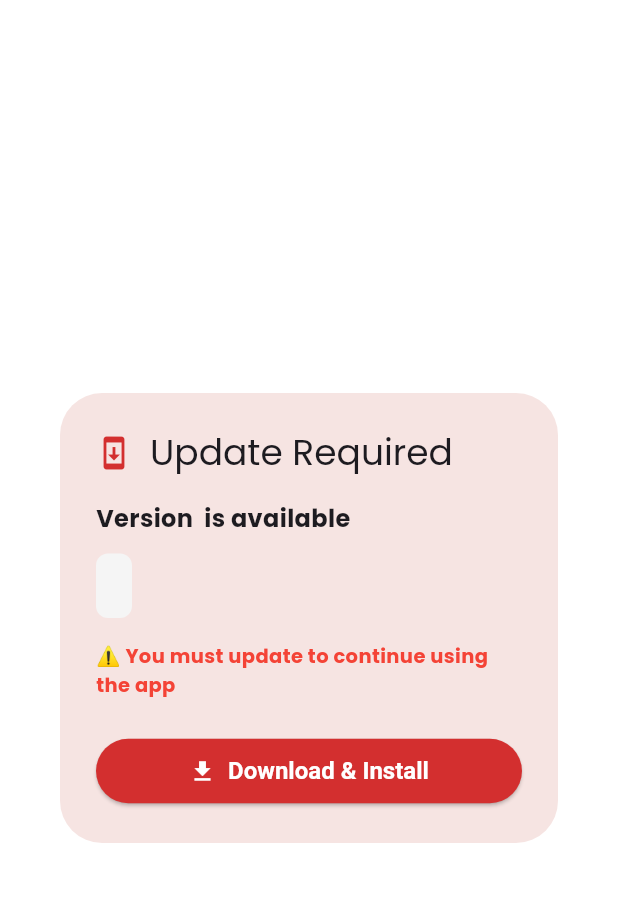
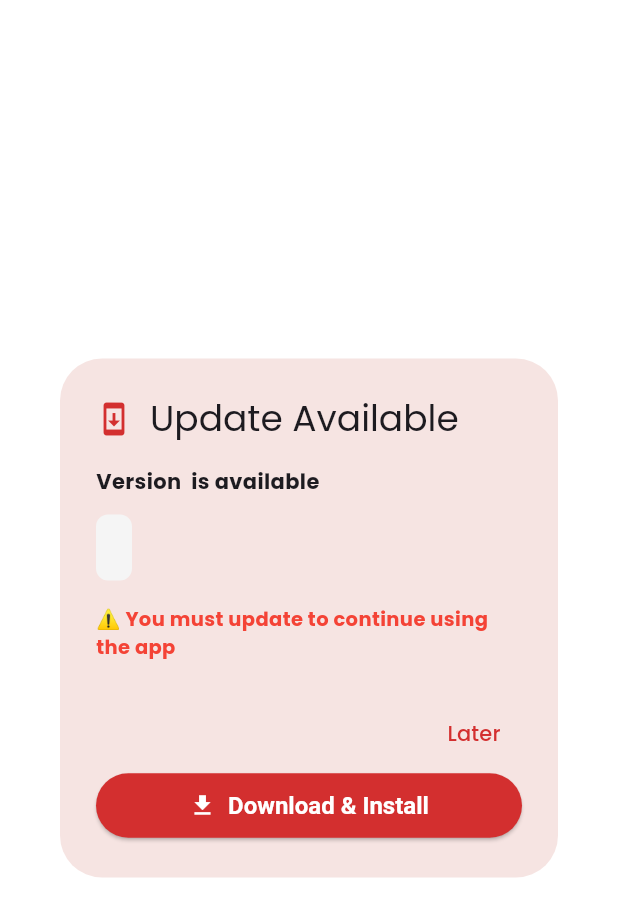
Before and after one commit to Rehancodecraft/EC-Saver, a Flutter app: the UpdateDialog widget shown alone on an empty page, opened directly with empty values, on a phone screen of 412 x 824 dp. Shown: the top 917 px of the screen. Run offline on Flutter 3.47's test engine with Material 3 defaults, Android fonts, the phone set to English and light mode, and no system bars; our stand-ins replace google_fonts, open_file, package_info_plus, pdf, permission_handler, printing and 3 more; missing offline and left inert: dart:html; accounts and stored records are empty; network calls fail.

Commit message:
solving updation problem

```diff
--- a/lib/widgets/update_dialog.dart
+++ b/lib/widgets/update_dialog.dart
@@ -3,20 +3,24 @@ import 'package:flutter/services.dart';
 import 'package:open_file/open_file.dart';
 import 'package:shared_preferences/shared_preferences.dart';
 import 'dart:io';
+import 'package:flutter/services.dart';
 
 import '../services/update_service.dart';
 import '../utils/constants.dart';
 
 class UpdateDialog extends StatefulWidget {
   final String latestVersion;
+  final int latestBuild;
   final String downloadUrl;
   final String releaseNotes;
-
+  final bool forceUpdate;
   const UpdateDialog({
     Key? key,
     required this.latestVersion,
+    required this.latestBuild,
     required this.downloadUrl,
     required this.releaseNotes,
+    this.forceUpdate = false,
   }) : super(key: key);
 
   @override
@@ -36,30 +40,37 @@ class _UpdateDialogState extends State<UpdateDialog> {
     });
 
     try {
-      await UpdateService.downloadAndInstallUpdate(widget.downloadUrl, (p) {
+      await UpdateService.downloadAndInstallUpdate(
+        widget.downloadUrl,
+        (progress) {
           if (mounted) {
             setState(() {
-            _progress = p.clamp(0.0, 1.0);
-            _status = p >= 1.0 ? 'Download complete. Opening installer...' : 'Downloading ${(p * 100).toInt()}%';
+              _progress = progress;
+              _status = 'Downloading ${(progress * 100).toStringAsFixed(0)}%';
             });
           }
+        },
+      );
+
+      setState(() {
+        _status = 'Download complete. Opening installer...';
       });
 
-      // AFTER successful download/open, persist attempted version
       final prefs = await SharedPreferences.getInstance();
-      await prefs.setString('last_attempted_update', widget.latestVersion);
+      await prefs.setString('dismissed_update_version', '${widget.latestVersion}-${widget.latestBuild}');
 
-      // small delay, then close and exit to allow installer to finish
-      await Future.delayed(const Duration(milliseconds: 800));
+      // Give the installer time to open, then exit the app to allow installation to proceed cleanly
+      await Future.delayed(const Duration(seconds: 1));
       if (mounted) Navigator.of(context).pop();
-      try { SystemNavigator.pop(); } catch (_) {}
-      try { exit(0); } catch (_) {}
+
+      // Exit the app so the installer can update the APK without the app running
+      try {
+        SystemNavigator.pop();
+      } catch (_) {}
+      try {
+        exit(0);
+      } catch (_) {}
     } catch (e) {
-      // on error remove any flag
-      final prefs = await SharedPreferences.getInstance();
-      await prefs.remove('last_attempted_update');
-
-      if (mounted) {
       setState(() {
         _isDownloading = false;
         _status = 'Download failed';
@@ -69,54 +80,43 @@ class _UpdateDialogState extends State<UpdateDialog> {
       );
     }
   }
-  }
 
   @override
   Widget build(BuildContext context) {
     return WillPopScope(
-      onWillPop: () async => false,
+      onWillPop: () async => widget.forceUpdate ? false : true,
       child: AlertDialog(
-        title: const Row(
+        title: Row(
           children: [
-            Icon(Icons.system_update, color: AppColors.primaryRed),
+            Icon(Icons.system_update, color: Colors.red[700]),
             SizedBox(width: 12),
-            Text('Update Required'),
+            Text('Update Available'),
           ],
         ),
         content: Column(
           mainAxisSize: MainAxisSize.min,
           crossAxisAlignment: CrossAxisAlignment.start,
           children: [
-            Text(
-              'Version ${widget.latestVersion} is available',
-              style: const TextStyle(
-                fontSize: 16,
-                fontWeight: FontWeight.bold,
-              ),
-            ),
-            const SizedBox(height: 12),
+            Text('Version ${widget.latestVersion} is available',
+                style: TextStyle(fontWeight: FontWeight.bold)),
+            SizedBox(height: 12),
             Container(
-              padding: const EdgeInsets.all(12),
+              padding: EdgeInsets.all(12),
               decoration: BoxDecoration(
                 color: Colors.grey[100],
                 borderRadius: BorderRadius.circular(8),
               ),
-              child: Text(
-                widget.releaseNotes,
-                style: const TextStyle(fontSize: 13),
-                maxLines: 6,
-                overflow: TextOverflow.ellipsis,
+              child: Text(widget.releaseNotes, maxLines: 6, overflow: TextOverflow.ellipsis),
             ),
-            ),
-            const SizedBox(height: 16),
+            SizedBox(height: 16),
             if (_isDownloading) ...[
               LinearProgressIndicator(value: _progress),
-              const SizedBox(height: 8),
+              SizedBox(height: 8),
               Text(_status),
             ] else ...[
               Text(
                 '⚠️ You must update to continue using the app',
-                style: const TextStyle(
+                style: TextStyle(
                   fontSize: 13,
                   color: Colors.red,
                   fontWeight: FontWeight.bold,
@@ -126,12 +126,23 @@ class _UpdateDialogState extends State<UpdateDialog> {
           ],
         ),
         actions: [
+          if (!widget.forceUpdate)
+            TextButton(
+              onPressed: _isDownloading
+                  ? null
+                  : () async {
+                      final prefs = await SharedPreferences.getInstance();
+                      await prefs.setString('dismissed_update_version', widget.latestVersion);
+                      Navigator.of(context).pop();
+                    },
+              child: Text('Later'),
+            ),
           SizedBox(
             width: double.infinity,
             child: ElevatedButton.icon(
               onPressed: _isDownloading ? null : _startDownload,
               icon: _isDownloading
-                  ? const SizedBox(
+                  ? SizedBox(
                       width: 16,
                       height: 16,
                       child: CircularProgressIndicator(
@@ -139,12 +150,12 @@ class _UpdateDialogState extends State<UpdateDialog> {
                         strokeWidth: 2,
                       ),
                     )
-                  : const Icon(Icons.download),
+                  : Icon(Icons.download),
               label: Text(_isDownloading ? 'Downloading...' : 'Download & Install'),
               style: ElevatedButton.styleFrom(
-                backgroundColor: AppColors.primaryRed,
+                backgroundColor: Colors.red[700],
                 foregroundColor: Colors.white,
-                padding: const EdgeInsets.symmetric(vertical: 12),
+                padding: EdgeInsets.symmetric(vertical: 12),
               ),
             ),
           ),
```
Also changed, not shown: lib/screens/splash_screen.dart (+10 -10 lines), lib/services/update_service.dart (+37 -75 lines). Lines whose indentation alone changed are shown as unchanged.
